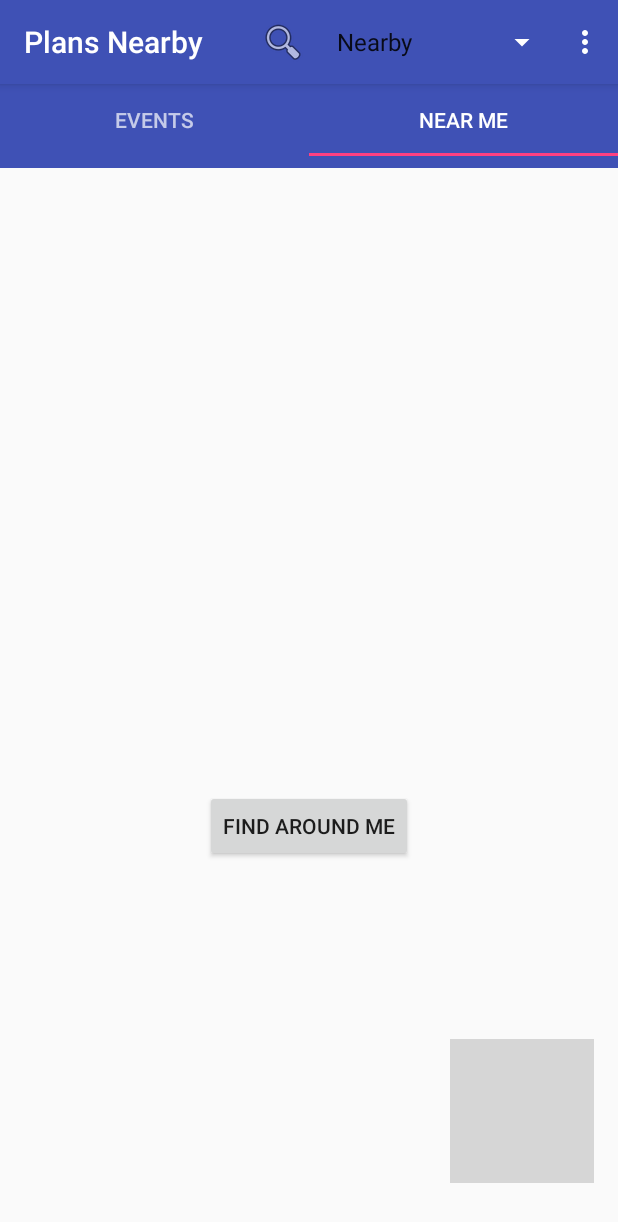
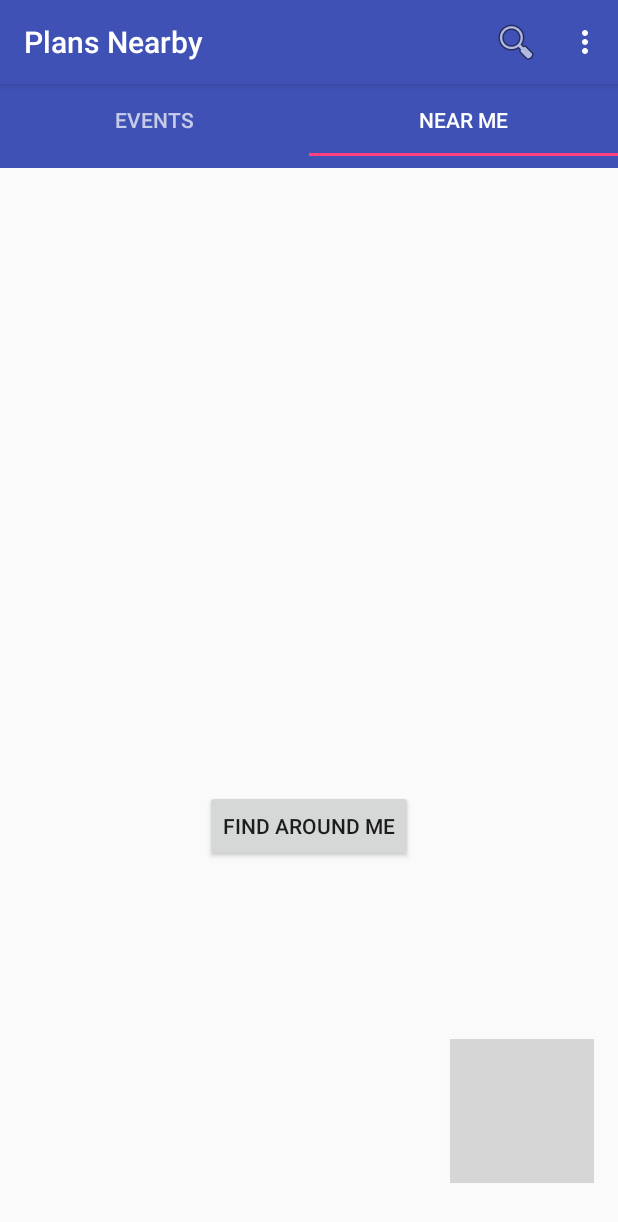
Before and after one commit to maxamillion32/PlansNearBy, an Android app: the screen it shows after launch (MainActivity), tab 2 chosen, on a phone screen of 412 x 824 dp. Shown: the top 1222 px of the screen. Run offline under Robolectric (Android 15) with nearby library versions, the phone set to English and light mode, and no system bars; libraries missing offline, so code that uses them is left out: com.facebook, com.facebook.login; 5 statements that could not run were skipped; grey boxes are pictures that could not be loaded.

```diff
--- a/Plans Nearby/app/src/main/java/com/arroyo/nolberto/placeswithfriends/Activities/DetailsActivity.java
+++ b/Plans Nearby/app/src/main/java/com/arroyo/nolberto/placeswithfriends/Activities/DetailsActivity.java
@@ -209,7 +209,7 @@ public class DetailsActivity extends AppCompatActivity implements ItemClickInter
 
             case R.id.activity_details_tickets_bttn:
                 // opens browser to buy tickets for event directly from eventbrite
-                Uri uri = Uri.parse(event.getUrl());
+                Uri uri = Uri.parse(event.getUrl()+"#tickets");
                 Intent intent = new Intent(Intent.ACTION_VIEW, uri);
                 startActivity(intent);
                 break;
--- a/Plans Nearby/app/src/main/res/menu/main.xml
+++ b/Plans Nearby/app/src/main/res/menu/main.xml
@@ -16,7 +16,7 @@
 
     <item
         android:id="@+id/spinner"
-        app:showAsAction="ifRoom"
+        app:showAsAction="collapseActionView"
         app:actionViewClass="android.widget.Spinner"
         android:title="Filter" />
 
```
